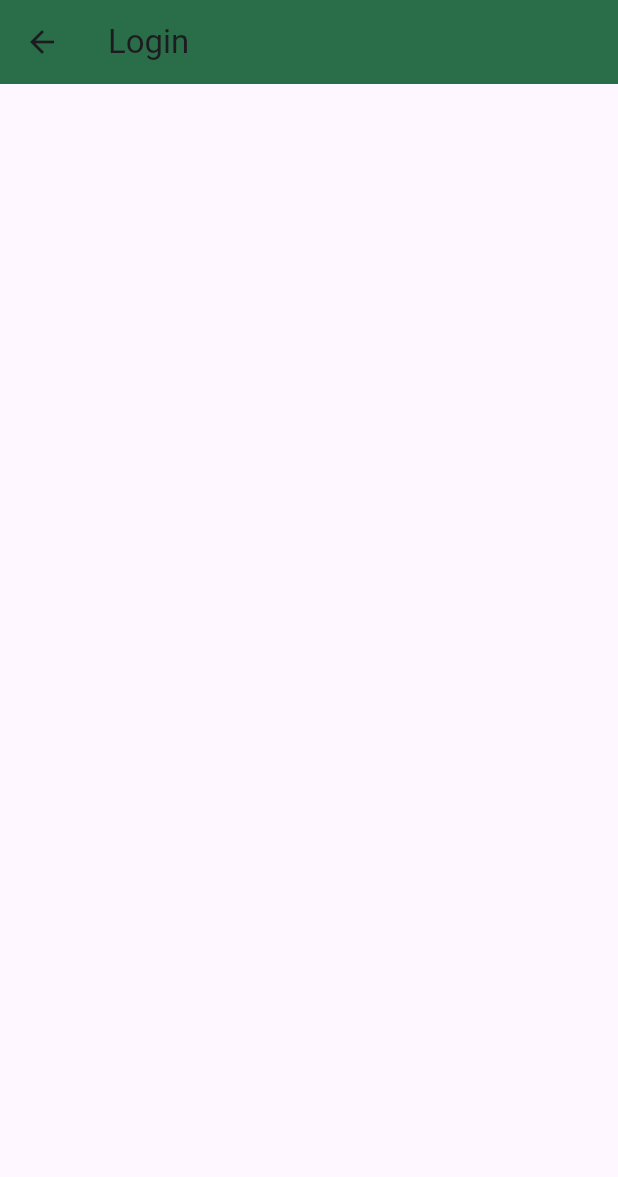
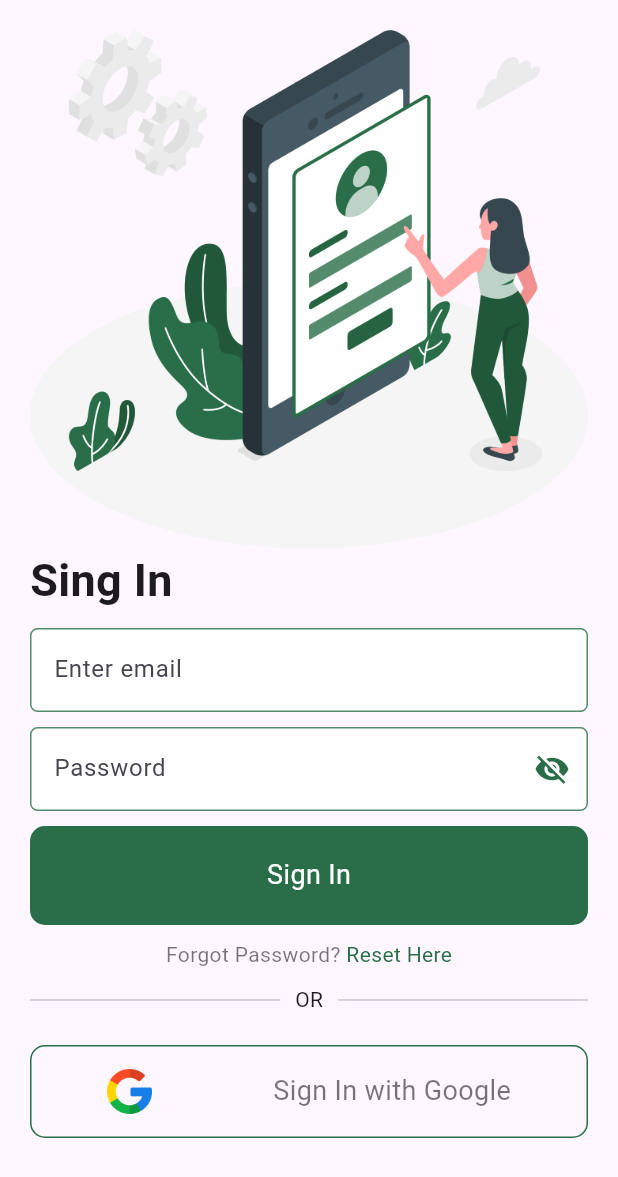
Before and after one commit to Adnan4456/PlantUi, a Flutter app: the LoginScreen screen opened directly, on a phone screen of 412 x 824 dp. Shown: the top 1177 px of the screen. Run offline on Flutter 3.47's test engine with Material 3 defaults, Android fonts, the phone set to English and light mode, and no system bars; our stand-ins replace animated_bottom_navigation_bar, cached_network_image, flutter_svg, page_transition; missing offline and left inert: estado.

Commit message:
login screen is build

```diff
--- /dev/null
+++ b/lib/presentation/login/login_screen.dart
@@ -0,0 +1,242 @@
+
+import 'package:flutter/material.dart';
+import 'package:page_transition/page_transition.dart';
+
+import '../../constants.dart';
+import '../forget_password/forget_password_screen.dart';
+import '../root_page.dart';
+
+class LoginScreen extends StatefulWidget{
+  const LoginScreen({super.key});
+
+  @override
+  createState() => _LoginScreen();
+}
+class _LoginScreen extends State<LoginScreen>{
+
+  TextEditingController passWordController = TextEditingController();
+  TextEditingController emailController = TextEditingController();
+
+  late bool _passwordVisible;
+
+  @override
+  void initState() {
+    _passwordVisible = false;
+    super.initState();
+  }
+  @override
+  Widget build(BuildContext context) {
+    return Scaffold(
+      body: SingleChildScrollView(
+          child:
+          _buildBody(context)),
+    );
+  }
+  Widget _buildBody(BuildContext context) {
+    return Padding(
+      padding: const EdgeInsets.symmetric(vertical: 20, horizontal:20),
+      child: Column(
+        mainAxisAlignment: MainAxisAlignment.center,
+        crossAxisAlignment: CrossAxisAlignment.start,
+        children: [
+          _buildImage(context),
+          _buildText(),
+          const SizedBox(height: 10,),
+          _buildUserNameTextField(),
+          const SizedBox(height: 10,),
+          getPasswordEdit(),
+          const SizedBox(
+            height: 10,
+          ),
+          _buildSingInButton(),
+          const SizedBox(
+            height: 10,
+          ),
+          _buildForgetPasswordText(),
+          const SizedBox(height: 10,),
+          const Row(
+            children: [
+              Expanded(child: Divider()),
+              Padding(
+                padding: EdgeInsets.symmetric(horizontal: 10),
+                child: Text('OR'),
+              ),
+              Expanded(child: Divider()),
+            ],
+          ),
+          const SizedBox(height: 20,),
+          _buildGoogleButton()
+        ],
+      ),
+    );
+  }
+  Widget _buildImage(BuildContext context) {
+    return Image.asset("assets/images/signin.png");
+  }
+  Widget _buildText(){
+    return const Text("Sing In",
+      style: TextStyle(
+          fontSize: 30.0,
+          fontWeight: FontWeight.w700
+      ),
+    );
+  }
+  Widget _buildUserNameTextField(){
+    return TextField(
+      keyboardType: TextInputType.emailAddress,
+      style: TextStyle(
+          color: Constants.blackColor
+      ),
+
+      decoration: InputDecoration(
+        hintText: "Enter email",
+        fillColor: Colors.white,
+        filled: true,
+        focusedBorder:OutlineInputBorder(
+          borderRadius:BorderRadius.circular(5.0),
+          borderSide:  BorderSide(
+            color: Constants.primaryColor,
+            width: 2.0,
+          )
+        ),
+        enabledBorder: OutlineInputBorder(
+          borderRadius: BorderRadius.circular(5.0),
+          borderSide: BorderSide(
+            color: Constants.primaryColor.withOpacity(.8),
+          )
+        ),
+      ),
+      cursorColor: Constants.blackColor.withOpacity(.5),
+    );
+  }
+  Widget getPasswordEdit(){
+    return   TextFormField(
+      keyboardType: TextInputType.text,
+      controller: passWordController,
+      obscureText: !_passwordVisible,
+      decoration: InputDecoration(
+        hintText: 'Password',
+        fillColor: Colors.white,
+        filled: true,
+        focusedBorder: OutlineInputBorder(
+          borderRadius: BorderRadius.circular(5.0),
+          borderSide:  BorderSide(
+            color: Constants.primaryColor,
+            width: 2.0,
+          ),
+        ),
+        enabledBorder: OutlineInputBorder(
+          borderRadius: BorderRadius.circular(5.0),
+          borderSide: BorderSide(
+            color: Constants.primaryColor.withOpacity(.8),
+          ),
+        ),
+        // prefix: Icon(Icons.lock,color: Constants.primaryColor,),
+        suffixIcon: IconButton(
+          icon: Icon(
+            // Based on passwordVisible state choose the icon
+            _passwordVisible
+                ? Icons.visibility
+                : Icons.visibility_off,
+            color: Constants.primaryColor,
+            // color: Theme.of(context).primaryColor,
+          ),
+          onPressed: () {
+            // Update the state i.e. toogle the state of passwordVisible variable
+            setState(() {
+              _passwordVisible = !_passwordVisible;
+            });
+          },
+        ),
+      ),
+    );
+  }
+  Widget _buildSingInButton(){
+    Size size  = MediaQuery.of(context).size;
+    return   GestureDetector(
+      onTap: () {
+        Navigator.pushReplacement(
+            context,
+            PageTransition(
+                child: const RootPage(),
+                type: PageTransitionType.bottomToTop));
+      },
+
+      child: Container(
+        width: size.width,
+        decoration: BoxDecoration(
+          color: Constants.primaryColor,
+          borderRadius: BorderRadius.circular(10),
+        ),
+        padding:
+        const EdgeInsets.symmetric(horizontal: 10, vertical: 20),
+        child: const Center(
+          child: Text(
+            'Sign In',
+            style: TextStyle(
+              color: Colors.white,
+              fontSize: 18.0,
+            ),
+          ),
+        ),
+      ),
+    );
+  }
+  Widget _buildForgetPasswordText(){
+    return    GestureDetector(
+      onTap: () {
+        Navigator.pushReplacement(
+            context,
+            PageTransition(
+                child: const ForgetPasswordScreen(),
+                type: PageTransitionType.bottomToTop));
+      },
+      child: Center(
+        child: Text.rich(
+          TextSpan(children: [
+            TextSpan(
+              text: 'Forgot Password? ',
+              style: TextStyle(
+                color: Constants.blackColor,
+              ),
+            ),
+            TextSpan(
+              text: 'Reset Here',
+              style: TextStyle(
+                color: Constants.primaryColor,
+              ),
+            ),
+          ]),
+        ),
+      ),
+    );
+  }
+  Widget _buildGoogleButton(){
+    Size size  = MediaQuery.of(context).size;
+    return Container(
+      width: size.width,
+      decoration: BoxDecoration(
+          border: Border.all(color: Constants.primaryColor),
+          borderRadius: BorderRadius.circular(10)),
+      padding:
+      const EdgeInsets.symmetric(horizontal: 10, vertical: 15),
+      child: Row(
+        mainAxisAlignment: MainAxisAlignment.spaceAround,
+        children: [
+          SizedBox(
+            height: 30,
+            child: Image.asset('assets/images/google.png'),
+          ),
+          Text(
+            'Sign In with Google',
+            style: TextStyle(
+              color: Constants.blackColor,
+              fontSize: 18.0,
+            ),
+          ),
+        ],
+      ),
+    );
+  }
+
+}
--- a/lib/presentation/login_screen.dart
+++ /dev/null
@@ -1,18 +0,0 @@
-
-import 'package:flutter/material.dart';
-import 'package:plant_ui/constants.dart';
-
-class LoginScreen  extends StatelessWidget{
-
-  const LoginScreen({super.key});
-
-  @override
-  Widget build(BuildContext context) {
-    return Scaffold(
-      appBar: AppBar(
-        title: const Text("Login"),
-        backgroundColor: Constants.primaryColor,
-      ),
-    );
-  }
-}
--- a/lib/presentation/root_page.dart
+++ b/lib/presentation/root_page.dart
@@ -4,7 +4,8 @@ import 'package:animated_bottom_navigation_bar/animated_bottom_navigation_bar.da
 import 'package:flutter/material.dart';
 import 'package:page_transition/page_transition.dart';
 import 'package:plant_ui/constants.dart';
-import 'package:plant_ui/presentation/login_screen.dart';
+import 'package:plant_ui/presentation/login/login_screen.dart';
+
 import 'package:plant_ui/presentation/pages/cart_page.dart';
 import 'package:plant_ui/presentation/pages/favorite_page.dart';
 import 'package:plant_ui/presentation/pages/home/home_page.dart';
```
Also changed, not shown: lib/presentation/forget_password/forget_password_screen.dart (added, +19 -0 lines), lib/presentation/pages/detail/test.dart (deleted, +0 -279 lines), lib/presentation/pages/home/home_page.dart (+0 -9 lines), lib/presentation/signup/signup_screen.dart (added, +81 -0 lines), assets/images/google.png (added), assets/images/reset-password.png (added), assets/images/signin.png (added), assets/images/signup.png (added), assets/images/upload.png (added), assets/images/verified.png (added).
